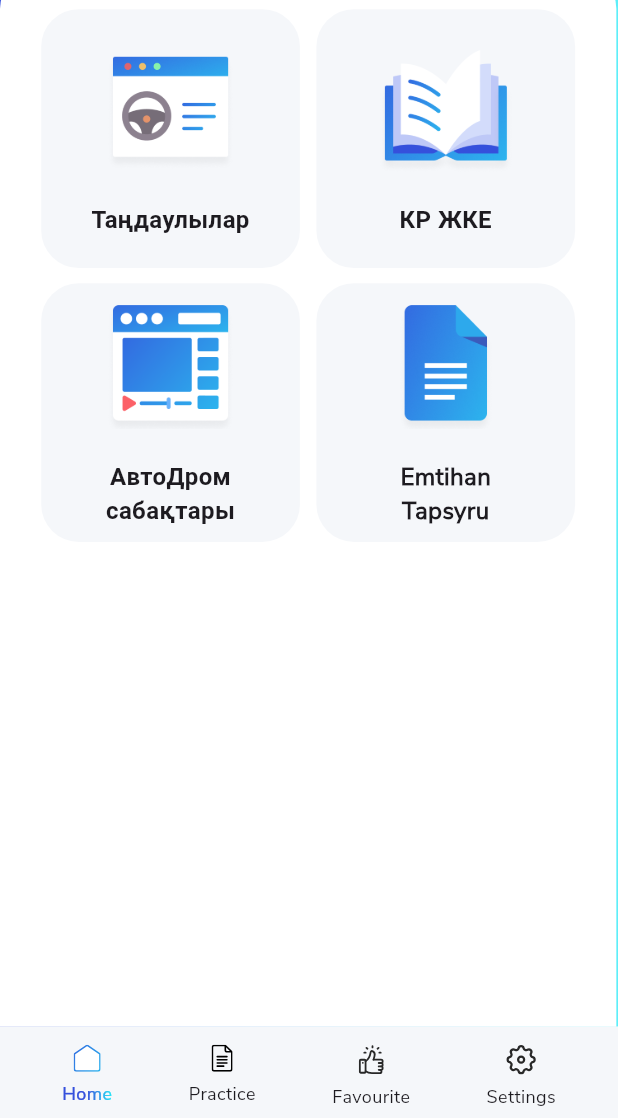
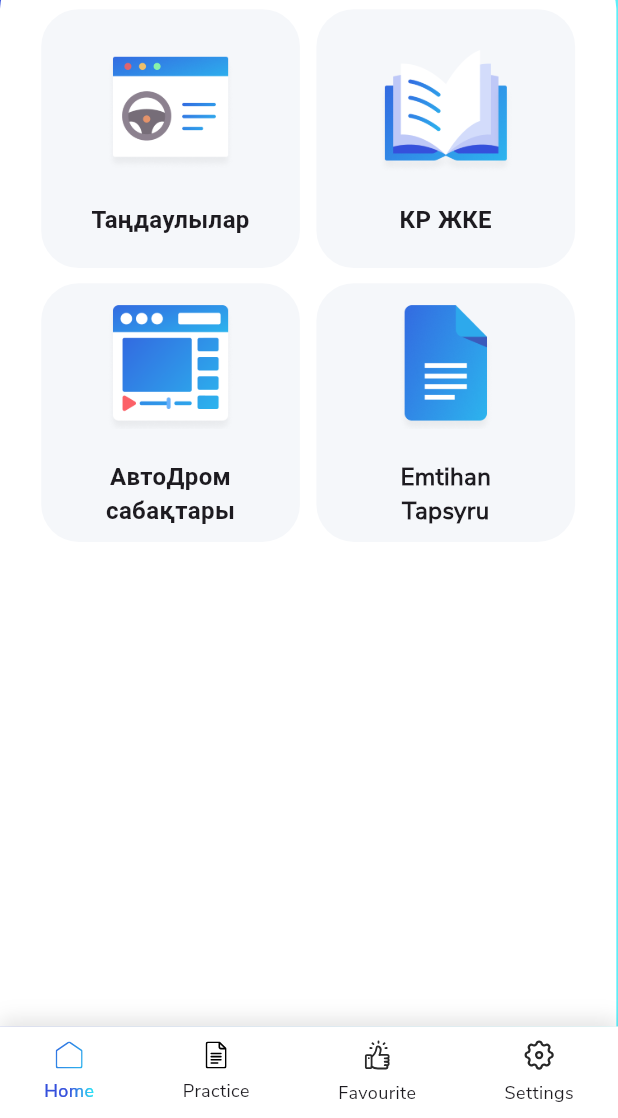
Before and after one commit to s0urav-hald3r/PDD-KZ, a Flutter app: the screen it shows after launch, on a phone screen of 412 x 824 dp, the part 118-1236 px from its top. Run offline on Flutter 3.47's test engine with Material 3 defaults, Android fonts, the light colour scheme and no system bars; drawn by our look-alikes of simple_gradient_text, skeletonizer; our stand-ins replace cached_network_image, flutter_native_splash, flutter_svg, freezed_annotation, get, get_storage and 6 more; missing offline and left inert: flutter_pdfview, purchases_flutter; generated files the repository leaves out were written again; network calls fail; statements that could not run were skipped.

Commit message:
feat(navbar): implement dynamic navbar visibility and enhance UI interactions
- Add a new RxBool variable in HomeController to manage navbar visibility.
- Update NavBarPage to conditionally render the bottom navigation bar based on the new state.
- Modify FavouritePage to adjust padding dynamically based on navbar visibility.
- Enhance PracticeController to ensure navbar state is updated correctly during navigation.

```diff
--- a/lib/controllers/home_controller.dart
+++ b/lib/controllers/home_controller.dart
@@ -17,6 +17,7 @@ class HomeController extends GetxController {
   // Private variables
   final RxInt _homeIndex = 0.obs;
   final RxBool _isLoading = false.obs;
+  final RxBool _isNavbarHide = false.obs;
   final RxMap<int, List<PracticeSetModel>> _questionSets =
       <int, List<PracticeSetModel>>{}.obs;
   final RxList<PracticeSetModel> _favoriteSets = <PracticeSetModel>[].obs;
@@ -27,6 +28,7 @@ class HomeController extends GetxController {
   // Getters
   int get homeIndex => _homeIndex.value;
   bool get isLoading => _isLoading.value;
+  bool get isNavbarHide => _isNavbarHide.value;
   Map<int, List<PracticeSetModel>> get questionSets => _questionSets;
   List<PracticeSetModel> get favoriteSets => _favoriteSets;
 
@@ -45,6 +47,7 @@ class HomeController extends GetxController {
   // Setters
   set homeIndex(value) => _homeIndex.value = value;
   set isLoading(value) => _isLoading.value = value;
+  set isNavbarHide(value) => _isNavbarHide.value = value;
   set questionSets(value) => _questionSets.value = value;
   set favoriteSets(value) => _favoriteSets.value = value;
 
--- a/lib/controllers/practice_controller.dart
+++ b/lib/controllers/practice_controller.dart
@@ -50,6 +50,8 @@ class PracticeController extends GetxController {
     if (index == 13) {
       currentSetIndex = index;
       currentIndex = 0;
+      isComplete = false;
+
       temp = HomeController.instance.sequentialFavoriteSets;
 
       praciceSets = temp;
@@ -158,6 +160,8 @@ class PracticeController extends GetxController {
 
         if (currentSetIndex != 13) {
           LocalStorage.setData('complete_set_$currentSetIndex', isComplete);
+        } else {
+          HomeController.instance.isNavbarHide = false;
         }
       });
     }
--- a/lib/views/navbar_page.dart
+++ b/lib/views/navbar_page.dart
@@ -14,16 +14,16 @@ import 'package:get/get.dart';
 import 'package:simple_gradient_text/simple_gradient_text.dart';
 import 'package:skeletonizer/skeletonizer.dart';
 
-class NavBarPage extends StatelessWidget {
+class NavBarPage extends GetView<HomeController> {
   const NavBarPage({super.key});
 
   @override
   Widget build(BuildContext context) {
-    final controller = HomeController.instance;
-
     return Obx(() {
       return Scaffold(
-        body: PageView(
+        body: SafeArea(
+          bottom: controller.isNavbarHide,
+          child: PageView(
             controller: controller.pageController,
             physics: const NeverScrollableScrollPhysics(),
             children: [
@@ -37,9 +37,25 @@ class NavBarPage extends StatelessWidget {
                   enabled: controller.isLoading, child: const SettingsPage())
             ],
           ),
-        bottomNavigationBar: BottomAppBar(
-          height: 60.h,
-          color: greyColor,
+        ),
+        bottomNavigationBar: AnimatedContainer(
+          height: controller.isNavbarHide
+              ? 0
+              : (60.h + MediaQuery.of(context).padding.bottom),
+          padding:
+              EdgeInsets.only(bottom: MediaQuery.of(context).padding.bottom),
+          decoration: BoxDecoration(
+            color: whiteColor,
+            boxShadow: [
+              BoxShadow(
+                color: Colors.black.withOpacity(0.1),
+                blurRadius: 10,
+                offset: const Offset(0, -5),
+              )
+            ],
+          ),
+          duration: const Duration(milliseconds: 300),
+          curve: Curves.easeInOut,
           child:
               Row(mainAxisAlignment: MainAxisAlignment.spaceAround, children: [
             _navItem(0, selectedHomeIcon, unSelectedHomeIcon, 'Home'.tr, () {
@@ -54,6 +70,8 @@ class NavBarPage extends StatelessWidget {
             _navItem(2, selectedFavIcon, unSelectedFavIcon, 'Favourite'.tr, () {
               controller.homeIndex = 2;
               controller.pageController.jumpToPage(2);
+              controller.isNavbarHide = true;
+
               Get.put(PracticeController(), tag: 'controller_13');
               Get.put(TimerController(), tag: 'controller_13');
             }),
```
Also changed, not shown: lib/views/favourite_page.dart (+10 -3 lines). Lines whose indentation alone changed are shown as unchanged.
